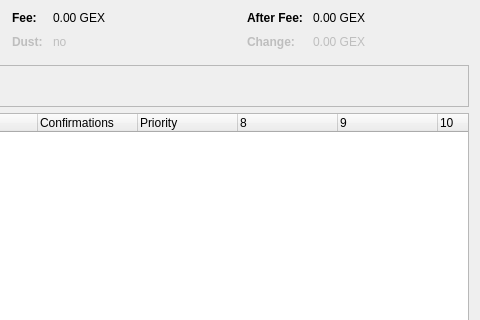
Above: src/qt/forms/coincontroldialog.ui from gexanlottery/gexan before the change; both pictures show x 474 to 954 and y 0 to 320 of the 954 by 500 pixel window. Below: the same form after it.
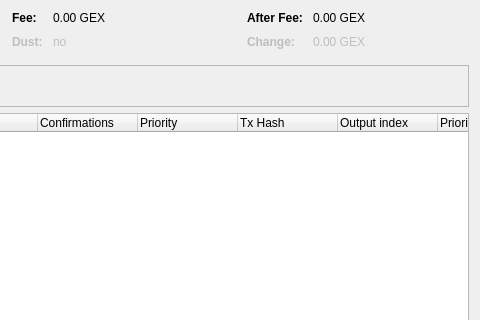
That is the form after the change. Custom widgets are drawn as their Qt base class.

```diff
--- a/src/qt/forms/coincontroldialog.ui
+++ b/src/qt/forms/coincontroldialog.ui
@@ -495,27 +495,27 @@
      </column>
      <column>
       <property name="text">
-       <string/>
+       <string>Tx Hash</string>
       </property>
      </column>
      <column>
       <property name="text">
-       <string/>
+       <string>Output index</string>
       </property>
      </column>
      <column>
       <property name="text">
-       <string/>
+       <string>Priority</string>
       </property>
      </column>
      <column>
       <property name="text">
-       <string/>
+       <string>Gexsend Rounds</string>
       </property>
      </column>
      <column>
       <property name="text">
-       <string/>
+       <string>Date</string>
       </property>
      </column>
     </widget>
```
